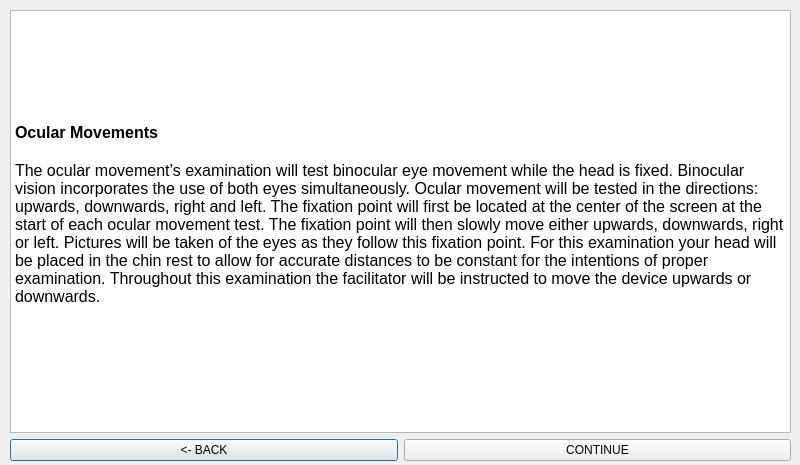
Before: the Qt Designer form Qt_Creator/projectPHOE/oculardescr.ui in jdsalguer/senior_project, drawn with Qt 5.
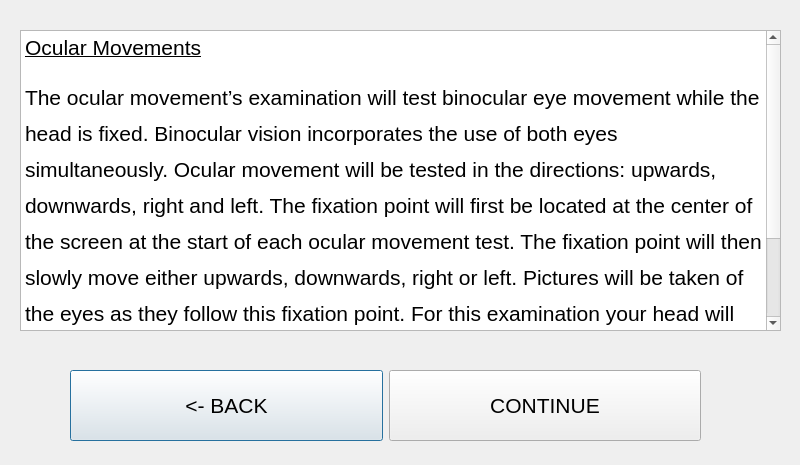
After: the same form once the commit is applied.

Patch:
```diff
--- a/Qt_Creator/projectPHOE/oculardescr.ui
+++ b/Qt_Creator/projectPHOE/oculardescr.ui
@@ -16,36 +16,26 @@
   <widget class="QWidget" name="">
    <property name="geometry">
     <rect>
-     <x>10</x>
-     <y>10</y>
-     <width>781</width>
-     <height>451</height>
+     <x>70</x>
+     <y>370</y>
+     <width>631</width>
+     <height>71</height>
     </rect>
    </property>
-   <layout class="QVBoxLayout" name="verticalLayout">
-    <item>
-     <widget class="QTextBrowser" name="textBrowser">
-      <property name="html">
-       <string>&lt;!DOCTYPE HTML PUBLIC &quot;-//W3C//DTD HTML 4.0//EN&quot; &quot;http://www.w3.org/TR/REC-html40/strict.dtd&quot;&gt;
-&lt;html&gt;&lt;head&gt;&lt;meta name=&quot;qrichtext&quot; content=&quot;1&quot; /&gt;&lt;style type=&quot;text/css&quot;&gt;
-p, li { white-space: pre-wrap; }
-&lt;/style&gt;&lt;/head&gt;&lt;body style=&quot; font-family:'MS Shell Dlg 2'; font-size:8.25pt; font-weight:400; font-style:normal;&quot;&gt;
-&lt;p style=&quot;-qt-paragraph-type:empty; margin-top:0px; margin-bottom:0px; margin-left:0px; margin-right:0px; -qt-block-indent:0; text-indent:0px;&quot;&gt;&lt;br /&gt;&lt;/p&gt;
-&lt;p style=&quot;-qt-paragraph-type:empty; margin-top:0px; margin-bottom:0px; margin-left:0px; margin-right:0px; -qt-block-indent:0; text-indent:0px; font-size:12pt; font-weight:600;&quot;&gt;&lt;br /&gt;&lt;/p&gt;
-&lt;p style=&quot;-qt-paragraph-type:empty; margin-top:0px; margin-bottom:0px; margin-left:0px; margin-right:0px; -qt-block-indent:0; text-indent:0px; font-size:12pt; font-weight:600;&quot;&gt;&lt;br /&gt;&lt;/p&gt;
-&lt;p style=&quot;-qt-paragraph-type:empty; margin-top:0px; margin-bottom:0px; margin-left:0px; margin-right:0px; -qt-block-indent:0; text-indent:0px; font-size:12pt; font-weight:600;&quot;&gt;&lt;br /&gt;&lt;/p&gt;
-&lt;p style=&quot;-qt-paragraph-type:empty; margin-top:0px; margin-bottom:0px; margin-left:0px; margin-right:0px; -qt-block-indent:0; text-indent:0px; font-size:12pt; font-weight:600;&quot;&gt;&lt;br /&gt;&lt;/p&gt;
-&lt;p style=&quot;-qt-paragraph-type:empty; margin-top:0px; margin-bottom:0px; margin-left:0px; margin-right:0px; -qt-block-indent:0; text-indent:0px; font-size:12pt; font-weight:600;&quot;&gt;&lt;br /&gt;&lt;/p&gt;
-&lt;p style=&quot; margin-top:0px; margin-bottom:0px; margin-left:0px; margin-right:0px; -qt-block-indent:0; text-indent:0px;&quot;&gt;&lt;span style=&quot; font-size:12pt; font-weight:600;&quot;&gt;Ocular Movements&lt;/span&gt;&lt;/p&gt;
-&lt;p style=&quot;-qt-paragraph-type:empty; margin-top:0px; margin-bottom:0px; margin-left:0px; margin-right:0px; -qt-block-indent:0; text-indent:0px; font-size:12pt;&quot;&gt;&lt;br /&gt;&lt;/p&gt;
-&lt;p style=&quot; margin-top:0px; margin-bottom:0px; margin-left:0px; margin-right:0px; -qt-block-indent:0; text-indent:0px;&quot;&gt;&lt;span style=&quot; font-size:12pt;&quot;&gt;The ocular movement’s examination will test binocular eye movement while the head is fixed. Binocular vision incorporates the use of both eyes simultaneously. Ocular movement will be tested in the directions: upwards, downwards, right and left. The fixation point will first be located at the center of the screen at the start of each ocular movement test. The fixation point will then slowly move either upwards, downwards, right or left. Pictures will be taken of the eyes as they follow this fixation point. For this examination your head will be placed in the chin rest to allow for accurate distances to be constant for the intentions of proper examination. Throughout this examination the facilitator will be instructed to move the device upwards or downwards.&lt;/span&gt;&lt;/p&gt;&lt;/body&gt;&lt;/html&gt;</string>
-      </property>
-     </widget>
-    </item>
-    <item>
      <layout class="QHBoxLayout" name="horizontalLayout">
       <item>
        <widget class="QPushButton" name="ocudescrbackButton">
+      <property name="sizePolicy">
+       <sizepolicy hsizetype="Minimum" vsizetype="Expanding">
+        <horstretch>0</horstretch>
+        <verstretch>0</verstretch>
+       </sizepolicy>
+      </property>
+      <property name="font">
+       <font>
+        <pointsize>16</pointsize>
+       </font>
+      </property>
         <property name="text">
          <string>&lt;- BACK</string>
         </property>
@@ -53,14 +43,41 @@
       </item>
       <item>
        <widget class="QPushButton" name="ocudescrconButton">
+      <property name="sizePolicy">
+       <sizepolicy hsizetype="Minimum" vsizetype="Expanding">
+        <horstretch>0</horstretch>
+        <verstretch>0</verstretch>
+       </sizepolicy>
+      </property>
+      <property name="font">
+       <font>
+        <pointsize>16</pointsize>
+       </font>
+      </property>
         <property name="text">
          <string>CONTINUE</string>
         </property>
        </widget>
       </item>
      </layout>
-    </item>
-   </layout>
+  </widget>
+  <widget class="QTextBrowser" name="textBrowser">
+   <property name="geometry">
+    <rect>
+     <x>20</x>
+     <y>30</y>
+     <width>761</width>
+     <height>301</height>
+    </rect>
+   </property>
+   <property name="html">
+    <string>&lt;!DOCTYPE HTML PUBLIC &quot;-//W3C//DTD HTML 4.0//EN&quot; &quot;http://www.w3.org/TR/REC-html40/strict.dtd&quot;&gt;
+&lt;html&gt;&lt;head&gt;&lt;meta name=&quot;qrichtext&quot; content=&quot;1&quot; /&gt;&lt;style type=&quot;text/css&quot;&gt;
+p, li { white-space: pre-wrap; }
+&lt;/style&gt;&lt;/head&gt;&lt;body style=&quot; font-family:'Ubuntu'; font-size:11pt; font-weight:400; font-style:normal;&quot;&gt;
+&lt;p style=&quot; margin-top:12px; margin-bottom:0px; margin-left:0px; margin-right:0px; -qt-block-indent:0; text-indent:0px; line-height:150%;&quot;&gt;&lt;span style=&quot; font-size:16pt; text-decoration: underline;&quot;&gt;Ocular Movements&lt;/span&gt;&lt;/p&gt;
+&lt;p style=&quot; margin-top:12px; margin-bottom:0px; margin-left:0px; margin-right:0px; -qt-block-indent:0; text-indent:0px; line-height:150%;&quot;&gt;&lt;span style=&quot; font-size:16pt;&quot;&gt;The ocular movement’s examination will test binocular eye movement while the head is fixed. Binocular vision incorporates the use of both eyes simultaneously. Ocular movement will be tested in the directions: upwards, downwards, right and left. The fixation point will first be located at the center of the screen at the start of each ocular movement test. The fixation point will then slowly move either upwards, downwards, right or left. Pictures will be taken of the eyes as they follow this fixation point. For this examination your head will be placed in the chin rest to allow for accurate distances to be constant for the intentions of proper examination. Throughout this examination the facilitator will be instructed to move the device upwards or downwards.&lt;/span&gt;&lt;/p&gt;&lt;/body&gt;&lt;/html&gt;</string>
+   </property>
   </widget>
  </widget>
  <resources/>
```
Lines whose indentation alone changed are shown as unchanged.
